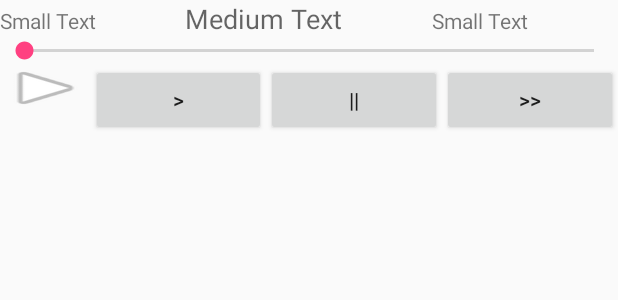
After one commit to petetina/newsongs, an Android app: the layout player_layout.xml on its own in the app's theme, with its tools: preview values and no code run, on a phone screen of 412 x 824 dp. The commit adds this screen. Shown: the top 300 px of the screen. Run offline under Robolectric (Android 15) with nearby library versions, the phone set to English and light mode, and no system bars.

Commit message:
Intégration du player de musique et du slider Albums

```diff
--- /dev/null
+++ b/app/src/main/res/layout/player_layout.xml
@@ -0,0 +1,113 @@
+<?xml version="1.0" encoding="utf-8"?>
+<LinearLayout android:id="@+id/zone_player"
+    android:layout_width="match_parent"
+    android:layout_height="wrap_content"
+    android:orientation="vertical"
+    android:layout_weight="0.1"
+    xmlns:android="http://schemas.android.com/apk/res/android">
+
+    <LinearLayout
+        android:layout_width="match_parent"
+        android:layout_height="wrap_content"
+        android:orientation="horizontal">
+
+        <TextView
+            android:id="@+id/textView3"
+            android:layout_width="wrap_content"
+            android:layout_height="wrap_content"
+            android:layout_above="@+id/seekBar"
+            android:layout_alignEnd="@+id/button4"
+            android:layout_alignRight="@+id/button4"
+            android:layout_weight="1"
+            android:text="Small Text"
+            android:textAppearance="?android:attr/textAppearanceSmall" />
+
+        <TextView
+            android:id="@+id/textView4"
+            android:layout_width="wrap_content"
+            android:layout_height="wrap_content"
+            android:layout_alignBaseline="@+id/textView2"
+            android:layout_alignBottom="@+id/textView2"
+            android:layout_centerHorizontal="true"
+            android:layout_weight="1"
+            android:text="Medium Text"
+            android:textAppearance="?android:attr/textAppearanceMedium" />
+
+        <TextView
+            android:id="@+id/textView2"
+            android:layout_width="wrap_content"
+            android:layout_height="wrap_content"
+            android:layout_above="@+id/seekBar"
+            android:layout_toLeftOf="@+id/textView"
+            android:layout_toStartOf="@+id/textView"
+            android:layout_weight="1"
+            android:text="Small Text"
+            android:textAppearance="?android:attr/textAppearanceSmall" />
+    </LinearLayout>
+
+    <LinearLayout
+        android:layout_width="match_parent"
+        android:layout_height="wrap_content"
+        android:orientation="horizontal">
+
+        <SeekBar
+            android:id="@+id/seekBar"
+            android:layout_width="match_parent"
+            android:layout_height="wrap_content"
+            android:layout_above="@+id/button"
+            android:layout_alignEnd="@+id/textview"
+            android:layout_alignLeft="@+id/textview"
+            android:layout_alignRight="@+id/textview"
+            android:layout_alignStart="@+id/textview"
+            android:layout_weight="1" />
+    </LinearLayout>
+
+    <LinearLayout
+        android:layout_width="match_parent"
+        android:layout_height="wrap_content"
+        android:orientation="horizontal">
+
+        <ImageButton
+            android:id="@+id/btnPrecedent"
+            android:layout_width="wrap_content"
+            android:layout_height="wrap_content"
+            android:layout_alignTop="@+id/button3"
+            android:layout_toEndOf="@+id/button3"
+            android:layout_toRightOf="@+id/button3"
+            android:layout_weight="1"
+            android:background="@android:drawable/ic_media_play"
+            android:text="@string/rewind" />
+
+        <Button
+            android:id="@+id/btnPlay"
+            android:layout_width="wrap_content"
+            android:layout_height="wrap_content"
+            android:layout_alignTop="@+id/button2"
+            android:layout_toEndOf="@+id/button2"
+            android:layout_toRightOf="@+id/button2"
+            android:layout_weight="1"
+            android:text="@string/back" />
+
+        <Button
+            android:id="@+id/btnPause"
+            android:layout_width="wrap_content"
+            android:layout_height="wrap_content"
+            android:layout_alignLeft="@+id/imageView"
+            android:layout_alignParentBottom="true"
+            android:layout_alignStart="@+id/imageView"
+            android:layout_weight="1"
+            android:text="@string/pause" />
+
+        <Button
+            android:id="@+id/btnApres"
+            android:layout_width="wrap_content"
+            android:layout_height="wrap_content"
+            android:layout_alignParentBottom="true"
+            android:layout_alignParentLeft="true"
+            android:layout_alignParentStart="true"
+            android:layout_weight="1"
+            android:text="@string/forward" />
+
+    </LinearLayout>
+
+</LinearLayout>
--- a/app/src/main/res/values/colors.xml
+++ b/app/src/main/res/values/colors.xml
@@ -3,4 +3,5 @@
     <color name="colorPrimary">#3F51B5</color>
     <color name="colorPrimaryDark">#303F9F</color>
     <color name="colorAccent">#FF4081</color>
+    <color name="playcolor">#cbd8c0</color>
 </resources>
```
Also changed, not shown: app/src/main/java/newsongs/fr/newsongs/Libraries/MyPlayer.java (added, +184 -0 lines), app/src/main/java/newsongs/fr/newsongs/Libraries/MySlider.java (added, +99 -0 lines), app/src/main/java/newsongs/fr/newsongs/MainActivity.java (+19 -138 lines), app/src/main/java/newsongs/fr/newsongs/TransformerAdapter.java (added, +42 -0 lines), app/src/main/res/layout/activity_main.xml (+24 -14 lines), app/src/main/res/layout/item_slider.xml (added, +9 -0 lines).
